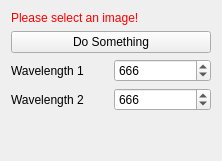
MITK/MITK, file Plugins/org.mitk.gui.qt.photoacoustics.spectralunmixing/src/internal/SpectralUnmixingControls.ui: the form before one commit.
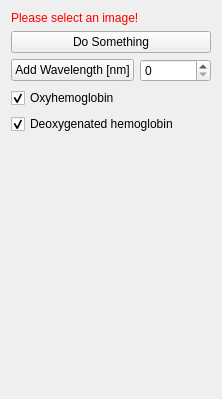
The form after the commit.

Commit message: Add a method to add an arbitary amount of wavelengths and two chromophores to the Plugin.

The edit to the form file:
```diff
--- a/Plugins/org.mitk.gui.qt.photoacoustics.spectralunmixing/src/internal/SpectralUnmixingControls.ui
+++ b/Plugins/org.mitk.gui.qt.photoacoustics.spectralunmixing/src/internal/SpectralUnmixingControls.ui
@@ -7,7 +7,7 @@
     <x>0</x>
     <y>0</y>
     <width>222</width>
-    <height>161</height>
+    <height>399</height>
    </rect>
   </property>
   <property name="minimumSize">
@@ -21,8 +21,20 @@
   </property>
   <layout class="QVBoxLayout" name="verticalLayout">
    <item>
+    <layout class="QVBoxLayout" name="verticalLayout_2">
+     <item>
     <layout class="QGridLayout" name="gridLayout_2">
-     <item row="2" column="0">
+       <item row="6" column="0">
+        <widget class="QCheckBox" name="checkBoxOx">
+         <property name="text">
+          <string>Oxyhemoglobin</string>
+         </property>
+         <property name="checked">
+          <bool>true</bool>
+         </property>
+        </widget>
+       </item>
+       <item row="3" column="0">
       <widget class="QPushButton" name="buttonPerformImageProcessing">
        <property name="toolTip">
         <string>Do image processing</string>
@@ -32,31 +44,7 @@
        </property>
       </widget>
      </item>
-     <item row="3" column="0">
-      <layout class="QHBoxLayout" name="horizontalLayout_3">
-       <item>
-        <widget class="QLabel" name="label">
-         <property name="text">
-          <string>Wavelength 1</string>
-         </property>
-        </widget>
-       </item>
-       <item>
-        <widget class="QSpinBox" name="spinBoxWavelength1">
-         <property name="minimum">
-          <number>500</number>
-         </property>
-         <property name="maximum">
-          <number>1500</number>
-         </property>
-         <property name="value">
-          <number>666</number>
-         </property>
-        </widget>
-       </item>
-      </layout>
-     </item>
-     <item row="6" column="0">
+       <item row="8" column="0">
       <spacer name="verticalSpacer">
        <property name="orientation">
         <enum>Qt::Vertical</enum>
@@ -79,27 +67,42 @@
        </property>
       </widget>
      </item>
+       <item row="7" column="0">
+        <widget class="QCheckBox" name="checkBoxDeOx">
+         <property name="enabled">
+          <bool>true</bool>
+         </property>
+         <property name="text">
+          <string>Deoxygenated hemoglobin</string>
+         </property>
+         <property name="checkable">
+          <bool>true</bool>
+         </property>
+         <property name="checked">
+          <bool>true</bool>
+         </property>
+         <property name="tristate">
+          <bool>false</bool>
+         </property>
+        </widget>
+       </item>
      <item row="4" column="0">
       <layout class="QHBoxLayout" name="horizontalLayout_4">
        <item>
-        <widget class="QLabel" name="label_2">
+          <widget class="QPushButton" name="ButtonAddWavelength">
          <property name="text">
-          <string>Wavelength 2</string>
+            <string>Add Wavelength [nm]</string>
          </property>
         </widget>
        </item>
        <item>
-        <widget class="QSpinBox" name="spinBoxWavelength2">
-         <property name="minimum">
-          <number>500</number>
-         </property>
+          <widget class="QSpinBox" name="spinBoxAddWavelength">
          <property name="maximum">
-          <number>1500</number>
-         </property>
-         <property name="value">
-          <number>666</number>
-         </property>
-        </widget>
+            <number>2000</number>
+           </property>
+          </widget>
+         </item>
+        </layout>
        </item>
       </layout>
      </item>
```
Left out of the diff: 2 changed lines with no effect on the pictures. Lines whose indentation alone changed are shown as unchanged. The commit also changes 2 other files.
